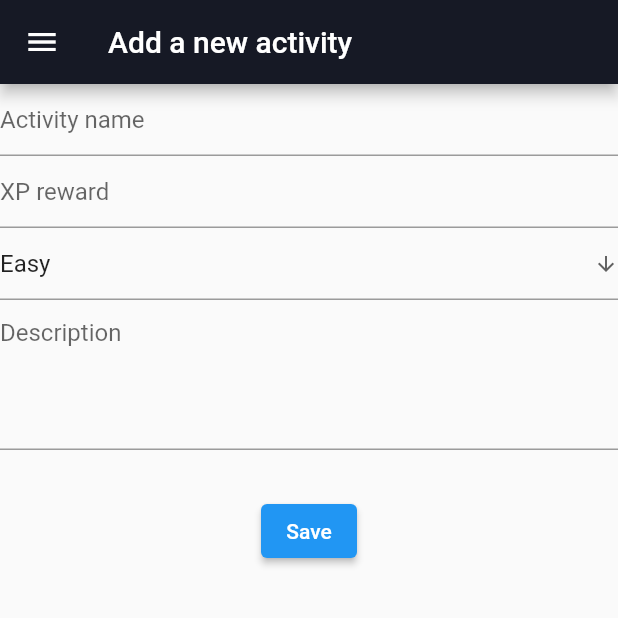
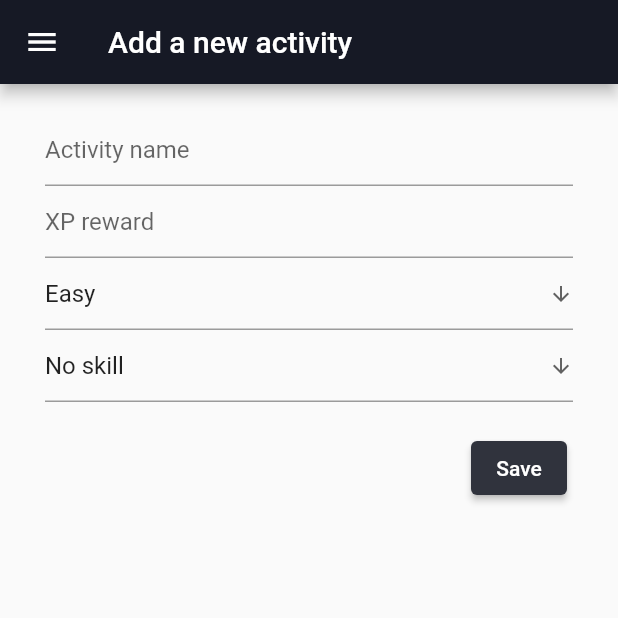
Before and after one commit to HelloWorld183L/Skill-Tree, a Flutter app: the AddActivityRoute screen opened directly, on a phone screen of 412 x 824 dp, the top half of it. Run offline on Flutter 3.47's test engine with Material 2 defaults, Android fonts, the phone set to English and light mode, and no system bars.

Commit message:
Finished(?) UI code
BOom

```diff
--- a/lib/routes/addActivityRoute.dart
+++ b/lib/routes/addActivityRoute.dart
@@ -11,7 +11,8 @@ class _AddActivityRouteState extends State<AddActivityRoute> {
   final difficultyValue = 'Easy';
   final difficulties = ['Easy', 'Medium', 'Hard', 'Brainfuck'];
 
-  final xpRewardValue = '50';
+  final skillValue = 'No skill';
+  final skills = ['No skill'];
 
   @override
   Widget build(BuildContext context) {
@@ -25,7 +26,9 @@ class _AddActivityRouteState extends State<AddActivityRoute> {
   }
 
   Widget _displayForm() {
-    return Form(
+    return Padding(
+        padding: EdgeInsets.fromLTRB(30.0, 20.0, 30.0, 10.0),
+        child: Form(
             key: _formKey,
             child: Column(
               crossAxisAlignment: CrossAxisAlignment.center,
@@ -33,32 +36,12 @@ class _AddActivityRouteState extends State<AddActivityRoute> {
                 createTextField('Activity name'),
                 createTextField('XP reward'),
                 createDropdownBtn(difficultyValue, difficulties),
-            TextFormField(
-              validator: (value) {
-                if (value == null || value.isEmpty) {
-                  return "Please enter some text";
-                }
-                return null;
-              },
-              minLines: 4,
-              maxLines: null,
-              decoration: InputDecoration(hintText: 'Description'),
-            ),
+                createDropdownBtn(skillValue, skills),
                 Padding(
-              padding: const EdgeInsets.symmetric(vertical: 30.0),
-              child: ElevatedButton(
-                onPressed: () {
-                  if (_formKey.currentState!.validate()) {
-                    ScaffoldMessenger.of(context).showSnackBar(
-                      const SnackBar(content: Text('Activity has been saved.')),
-                    );
-                  }
-                },
-                child: const Text('Save'),
-              ),
-            ),
+                    padding: const EdgeInsets.fromLTRB(280.0, 20.0, 0, 0),
+                    child: createBtn('Save', _addActivity)),
               ],
-        ));
+            )));
   }
 
   DropdownButtonFormField createDropdownBtn(
@@ -81,15 +64,11 @@ class _AddActivityRouteState extends State<AddActivityRoute> {
     );
   }
 
-  TextFormField createTextField(String placeholderValue) {
-    return TextFormField(
-      validator: (value) {
-        if (value == null || value.isEmpty) {
-          return "Please enter some text";
-        }
-        return null;
-      },
-      decoration: InputDecoration(hintText: placeholderValue),
+  void _addActivity() {
+    if (_formKey.currentState!.validate()) {
+      ScaffoldMessenger.of(context).showSnackBar(
+        const SnackBar(content: Text('Activity has been saved.')),
       );
     }
   }
+}
```
Lines whose indentation alone changed are shown as unchanged.
